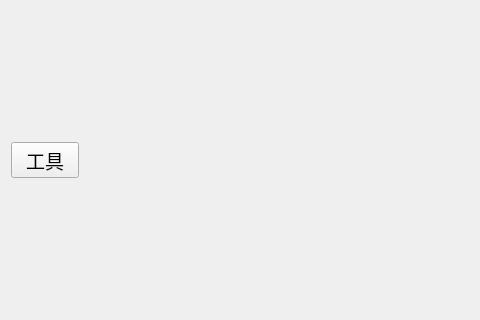
The window that terminal/mainwindow.ui (isliulin/QT43) describes before a commit, drawn with Qt 5; both pictures show x 0 to 480 and y 166 to 486 of the 837 by 616 pixel window.
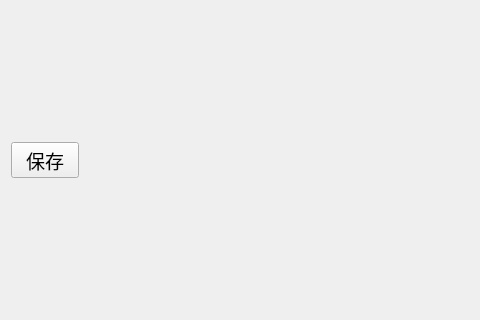
The same window after the commit. Icons and pictures are not drawn.

```diff
--- a/terminal/mainwindow.ui
+++ b/terminal/mainwindow.ui
@@ -27,7 +27,7 @@
     <item>
      <widget class="QToolButton" name="toolButton">
       <property name="text">
-       <string>工具</string>
+       <string>保存</string>
       </property>
      </widget>
     </item>
```
Left out of the diff: 2 changed lines with no effect on the pictures.
